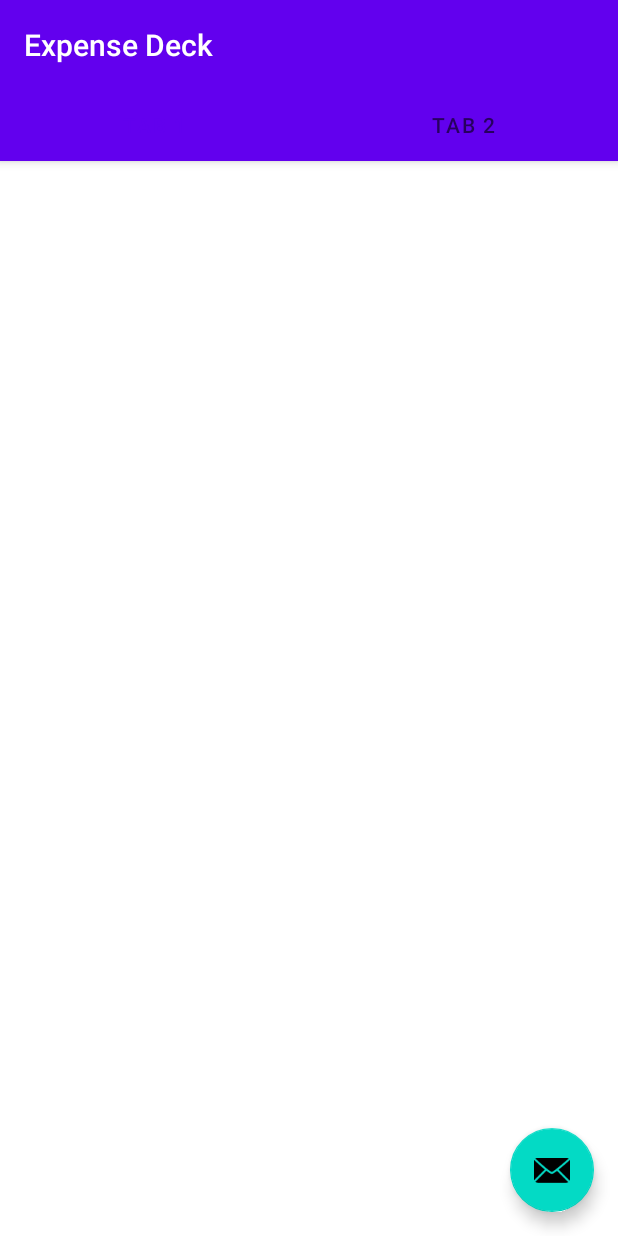
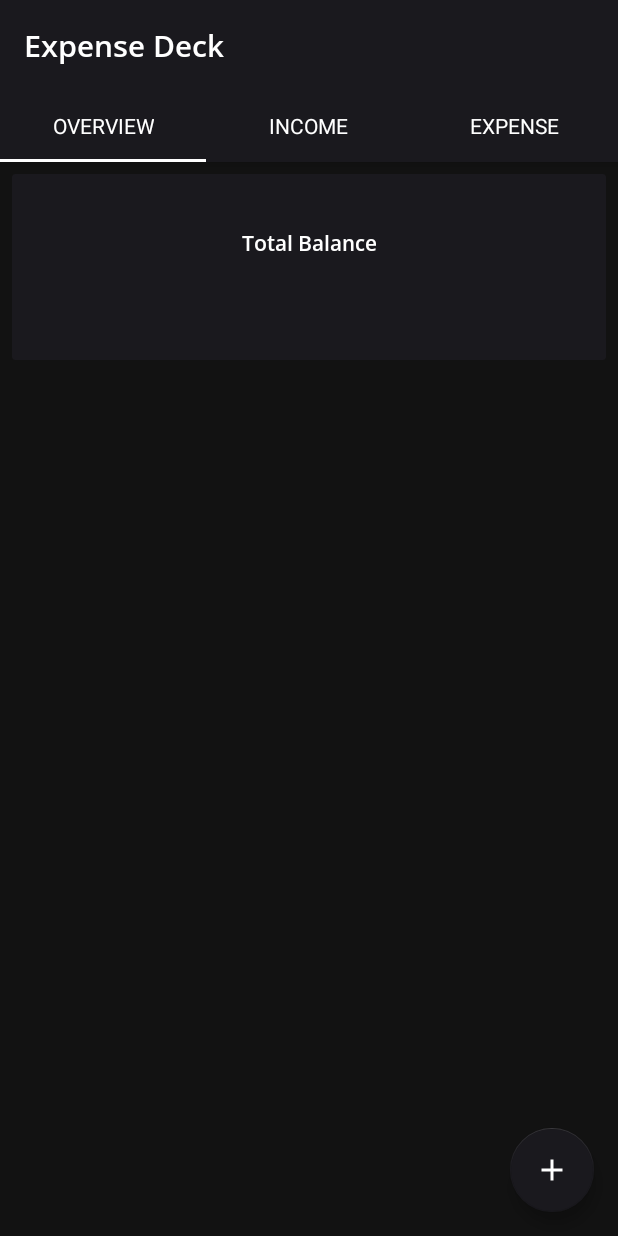
Before and after one commit to ETS-Android3/capstone-expense-app, an Android app: the screen it shows after launch (MainActivity), on a phone screen of 412 x 824 dp. Run offline under Robolectric (Android 15) with nearby library versions, the phone set to English and light mode, and no system bars.

Commit message:
added fragments

```diff
--- /dev/null
+++ b/app/src/main/java/com/gsbatra/expensedeck/Dashboard.java
@@ -0,0 +1,18 @@
+package com.gsbatra.expensedeck;
+
+import android.os.Bundle;
+import android.view.LayoutInflater;
+import android.view.View;
+import android.view.ViewGroup;
+
+import androidx.annotation.NonNull;
+import androidx.annotation.Nullable;
+import androidx.fragment.app.Fragment;
+
+public class Dashboard extends Fragment{
+    @Nullable
+    @Override
+    public View onCreateView(@NonNull LayoutInflater inflater, @Nullable ViewGroup container, @Nullable Bundle savedInstanceState) {
+        return inflater.inflate(R.layout.dashboard_fragment, container, false);
+    }
+}
--- a/app/src/main/java/com/gsbatra/expensedeck/ui/main/SectionsPagerAdapter.java
+++ b/app/src/main/java/com/gsbatra/expensedeck/ui/main/SectionsPagerAdapter.java
@@ -9,6 +9,7 @@ import androidx.fragment.app.FragmentManager;
 import androidx.fragment.app.FragmentPagerAdapter;
 
 import com.gsbatra.expensedeck.R;
+import com.gsbatra.expensedeck.Dashboard;
 
 /**
  * A [FragmentPagerAdapter] that returns a fragment corresponding to
@@ -17,7 +18,7 @@ import com.gsbatra.expensedeck.R;
 public class SectionsPagerAdapter extends FragmentPagerAdapter {
 
     @StringRes
-    private static final int[] TAB_TITLES = new int[]{R.string.tab_text_1, R.string.tab_text_2};
+    private static final int[] TAB_TITLES = new int[]{R.string.overviewTab, R.string.incomeTab, R.string.expenseTab};
     private final Context mContext;
 
     public SectionsPagerAdapter(Context context, FragmentManager fm) {
@@ -29,7 +30,19 @@ public class SectionsPagerAdapter extends FragmentPagerAdapter {
     public Fragment getItem(int position) {
         // getItem is called to instantiate the fragment for the given page.
         // Return a PlaceholderFragment (defined as a static inner class below).
-        return PlaceholderFragment.newInstance(position + 1);
+        Fragment fragment = null;
+        switch(position){
+            case 0:
+                fragment = new Dashboard();
+                break;
+            case 1:
+                fragment = new Dashboard();
+                break;
+            case 2:
+                fragment = new Dashboard();
+                break;
+        }
+        return fragment;
     }
 
     @Nullable
@@ -40,7 +53,7 @@ public class SectionsPagerAdapter extends FragmentPagerAdapter {
 
     @Override
     public int getCount() {
-        // Show 2 total pages.
-        return 2;
+        // Show 3 total pages.
+        return 3;
     }
 }
--- /dev/null
+++ b/app/src/main/res/drawable/ic_add.xml
@@ -0,0 +1,5 @@
+<vector android:height="24dp" android:tint="#FFFFFF"
+    android:viewportHeight="24" android:viewportWidth="24"
+    android:width="24dp" xmlns:android="http://schemas.android.com/apk/res/android">
+    <path android:fillColor="@android:color/white" android:pathData="M19,13h-6v6h-2v-6H5v-2h6V5h2v6h6v2z"/>
+</vector>
--- a/app/src/main/res/layout/activity_main.xml
+++ b/app/src/main/res/layout/activity_main.xml
@@ -6,15 +6,22 @@
     android:layout_height="match_parent"
     tools:context=".MainActivity">
 
+
     <com.google.android.material.appbar.AppBarLayout
+        android:id="@+id/appBarLayout"
         android:layout_width="match_parent"
         android:layout_height="wrap_content"
-        android:theme="@style/Theme.ExpenseDeck.AppBarOverlay">
+        android:background="@color/surface"
+        android:theme="@style/Theme.ExpenseDeck.AppBarOverlay"
+        app:layout_constraintEnd_toEndOf="parent"
+        app:layout_constraintStart_toStartOf="parent"
+        app:layout_constraintTop_toTopOf="parent">
 
         <TextView
             android:id="@+id/title"
             android:layout_width="wrap_content"
             android:layout_height="wrap_content"
+            android:fontFamily="@font/opensans_semibold"
             android:gravity="center"
             android:minHeight="?actionBarSize"
             android:padding="@dimen/appbar_padding"
@@ -25,20 +32,44 @@
             android:id="@+id/tabs"
             android:layout_width="match_parent"
             android:layout_height="wrap_content"
-            android:background="?attr/colorPrimary" />
+            android:background="?attr/colorPrimary"
+            app:tabIndicatorColor="@color/white"
+            app:tabTextAppearance="@style/tab_text"
+            app:tabTextColor="@color/white">
+
+            <com.google.android.material.tabs.TabItem
+                android:id="@+id/overviewTab"
+                android:layout_width="wrap_content"
+                android:layout_height="wrap_content"
+                android:text="@string/overviewTab" />
+
+            <com.google.android.material.tabs.TabItem
+                android:id="@+id/incomeTab"
+                android:layout_width="wrap_content"
+                android:layout_height="wrap_content"
+                android:text="@string/incomeTab" />
+
+            <com.google.android.material.tabs.TabItem
+                android:id="@+id/expenseTab"
+                android:layout_width="wrap_content"
+                android:layout_height="wrap_content"
+                android:text="@string/expenseTab" />
+        </com.google.android.material.tabs.TabLayout>
     </com.google.android.material.appbar.AppBarLayout>
 
     <androidx.viewpager.widget.ViewPager
-        android:id="@+id/view_pager"
-        android:layout_width="match_parent"
-        android:layout_height="match_parent"
-        app:layout_behavior="@string/appbar_scrolling_view_behavior" />
+               android:background="@color/black"
+               android:id="@+id/view_pager"
+               android:layout_width="match_parent"
+               android:layout_height="match_parent"
+               app:layout_behavior="@string/appbar_scrolling_view_behavior" />
 
     <com.google.android.material.floatingactionbutton.FloatingActionButton
         android:id="@+id/fab"
+        android:background="@color/surface"
         android:layout_width="wrap_content"
         android:layout_height="wrap_content"
         android:layout_gravity="bottom|end"
         android:layout_margin="@dimen/fab_margin"
-        app:srcCompat="@android:drawable/ic_dialog_email" />
+        app:srcCompat="@drawable/ic_add" />
 </androidx.coordinatorlayout.widget.CoordinatorLayout>
--- /dev/null
+++ b/app/src/main/res/layout/dashboard_fragment.xml
@@ -0,0 +1,39 @@
+<?xml version="1.0" encoding="utf-8"?>
+<androidx.coordinatorlayout.widget.CoordinatorLayout xmlns:android="http://schemas.android.com/apk/res/android"
+    xmlns:tools="http://schemas.android.com/tools"
+    android:layout_width="match_parent"
+    android:layout_height="match_parent"
+    android:background="@color/background"
+    xmlns:app="http://schemas.android.com/apk/res-auto">
+
+    <androidx.core.widget.NestedScrollView
+        android:id="@+id/dashboard_scroll_view"
+        android:layout_width="match_parent"
+        android:layout_height="match_parent"
+        android:fillViewport="true"
+        android:scrollbars="none">
+
+        <androidx.constraintlayout.widget.ConstraintLayout
+            android:id="@+id/dashboard_group"
+            android:layout_width="match_parent"
+            android:layout_height="wrap_content">
+
+            <include
+                android:id="@+id/total_balance"
+                layout="@layout/total_balance_view"
+                android:layout_width="match_parent"
+                android:layout_height="124dp"
+                android:layout_marginStart="8dp"
+                android:layout_marginEnd="8dp"
+                android:layout_marginTop="8dp"
+                app:layout_constraintEnd_toEndOf="parent"
+                app:layout_constraintStart_toStartOf="parent"
+                app:layout_constraintTop_toTopOf="parent">
+            </include>
+
+        </androidx.constraintlayout.widget.ConstraintLayout>
+    </androidx.core.widget.NestedScrollView>
+
+
+
+</androidx.coordinatorlayout.widget.CoordinatorLayout>
--- /dev/null
+++ b/app/src/main/res/layout/total_balance_view.xml
@@ -0,0 +1,39 @@
+<androidx.cardview.widget.CardView xmlns:android="http://schemas.android.com/apk/res/android"
+    xmlns:app="http://schemas.android.com/apk/res-auto"
+    xmlns:tools="http://schemas.android.com/tools"
+    android:id="@+id/total_balance_view"
+    android:layout_width="match_parent"
+    android:layout_height="124dp"
+    android:layout_margin="8dp"
+    app:cardBackgroundColor="@color/surface"
+    app:cardElevation="0dp">
+
+    <LinearLayout
+        android:layout_width="match_parent"
+        android:layout_height="wrap_content"
+        android:layout_gravity="center_horizontal|center_vertical"
+        android:orientation="vertical">
+
+        <TextView
+            android:id="@+id/total_balance_title"
+            android:layout_width="match_parent"
+            android:layout_height="wrap_content"
+            android:fontFamily="@font/opensans_semibold"
+            android:gravity="center_horizontal"
+            android:text="@string/text_total_balance"
+            android:textColor="@color/white" />
+
+        <TextView
+            android:id="@+id/total_balance"
+            android:layout_width="match_parent"
+            android:layout_height="wrap_content"
+            android:layout_marginTop="12dp"
+            android:fontFamily="@font/opensans_semibold"
+            android:gravity="center_horizontal"
+            android:textStyle="bold"
+            android:textColor="@color/white"
+            tools:text="$23,103" />
+
+    </LinearLayout>
+
+</androidx.cardview.widget.CardView>
--- a/app/src/main/res/values/strings.xml
+++ b/app/src/main/res/values/strings.xml
@@ -1,5 +1,7 @@
 <resources>
     <string name="app_name">Expense Deck</string>
-    <string name="tab_text_1">Tab 1</string>
-    <string name="tab_text_2">Tab 2</string>
+    <string name="expenseTab">Expense</string>
+    <string name="incomeTab">Income</string>
+    <string name="overviewTab">Overview</string>
+    <string name="text_total_balance">Total Balance</string>
 </resources>
--- /dev/null
+++ b/app/src/main/res/values/styles.xml
@@ -0,0 +1,6 @@
+<?xml version="1.0" encoding="utf-8"?>
+<resources>
+    <style name="tab_text" parent="TextAppearance.Design.Tab">
+        <item name="android:fontFamily">"@font/opensans_regular"</item>
+    </style>
+</resources>
--- a/app/src/main/res/values/themes.xml
+++ b/app/src/main/res/values/themes.xml
@@ -2,13 +2,13 @@
     <!-- Base application theme. -->
     <style name="Theme.ExpenseDeck" parent="Theme.MaterialComponents.DayNight.DarkActionBar">
         <!-- Primary brand color. -->
-        <item name="colorPrimary">@color/purple_500</item>
-        <item name="colorPrimaryVariant">@color/purple_700</item>
+        <item name="colorPrimary">@color/surface</item>
+        <item name="colorPrimaryVariant">@color/surface</item>
         <item name="colorOnPrimary">@color/white</item>
         <!-- Secondary brand color. -->
-        <item name="colorSecondary">@color/teal_200</item>
-        <item name="colorSecondaryVariant">@color/teal_700</item>
-        <item name="colorOnSecondary">@color/black</item>
+        <item name="colorSecondary">@color/surface</item>
+        <item name="colorSecondaryVariant">@color/white</item>
+        <item name="colorOnSecondary">@color/white</item>
         <!-- Status bar color. -->
         <item name="android:statusBarColor" tools:targetApi="l">?attr/colorPrimaryVariant</item>
         <!-- Customize your theme here. -->
```
